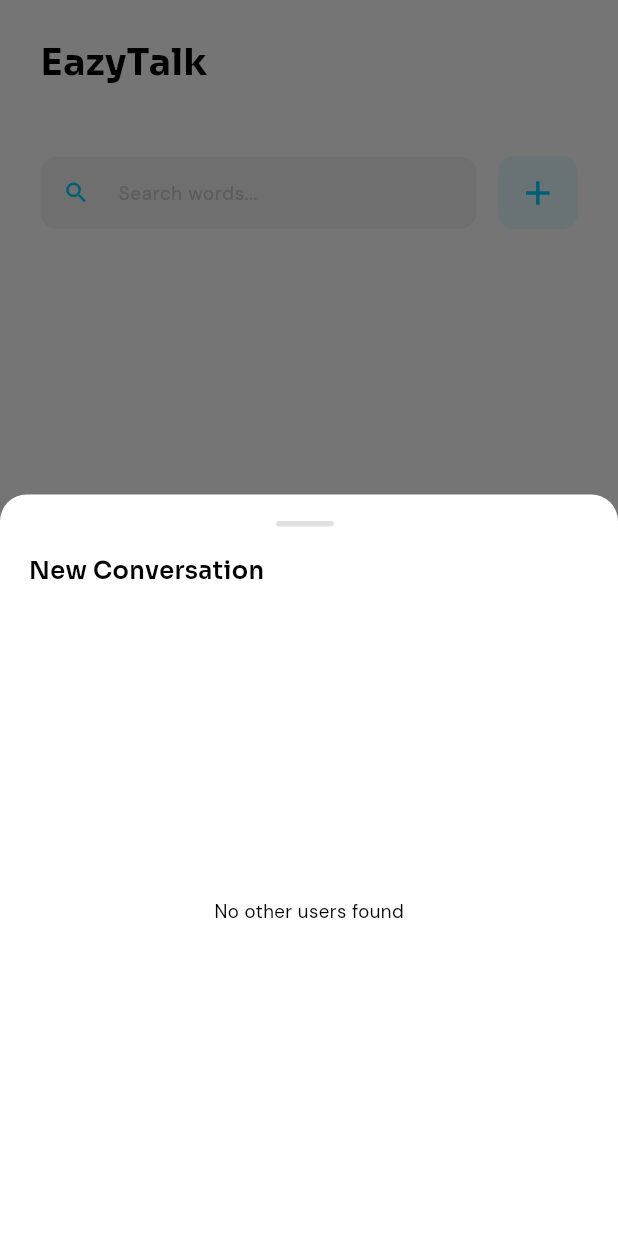
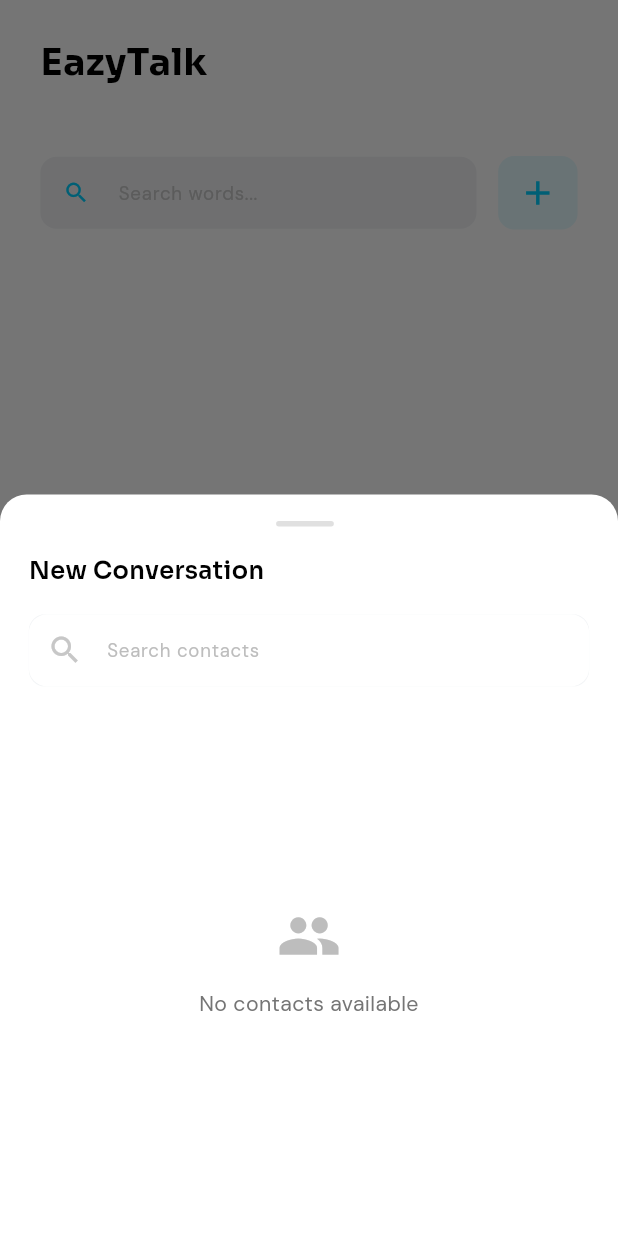
Before and after one commit to Mohammed-Kanbari/EazyTalk, a Flutter app: the Chatting screen opened directly, after a tap on the "add" icon, on a phone screen of 412 x 824 dp. Run offline on Flutter 3.47's test engine with Material 3 defaults, Android fonts, the phone set to English and light mode, and no system bars; our stand-ins replace cached_network_image, cloud_firestore, connectivity_plus, firebase_auth, firebase_core, flutter_screenutil and 8 more; accounts and stored records are empty.

Commit message:
a search for new conversation

```diff
--- a/lib/Screens/main_screens/chatting.dart
+++ b/lib/Screens/main_screens/chatting.dart
@@ -26,6 +26,7 @@ class _ChattingState extends State<Chatting> {
   final ChatService _chatService = ChatService();
   final UserService _userService = UserService();
   String _searchQuery = '';
+  String _newContactSearchQuery = '';
 
   // Stream subscription for better management
   late Stream<List<ConversationModel>> _conversationsStream;
@@ -35,12 +36,60 @@ class _ChattingState extends State<Chatting> {
   // Cache for user data to avoid repetitive Firestore queries
   final Map<String, Map<String, dynamic>> _userCache = {};
 
+  // List of all users for contact search
+  List<Map<String, dynamic>> _allUsers = [];
+  List<Map<String, dynamic>> _filteredUsers = [];
+
   @override
   void initState() {
     super.initState();
     // Initialize a stable stream reference
     _conversationsStream = _chatService.getConversations();
     print('Initialized conversations stream');
+
+    // Prefetch all users for the contact search
+    _fetchAllUsers();
+  }
+
+  // Fetch all users for contact search
+  Future<void> _fetchAllUsers() async {
+    try {
+      final users = await _userService.fetchAllUsers();
+      setState(() {
+        _allUsers = users;
+        _filteredUsers = users.where((user) =>
+          user['id'] != _chatService.currentUserId
+        ).toList();
+      });
+    } catch (e) {
+      print('Error fetching users: $e');
+    }
+  }
+
+  // Filter users based on search query
+  void _filterUsers(String query) {
+    if (query.isEmpty) {
+      setState(() {
+        _filteredUsers = _allUsers.where((user) =>
+          user['id'] != _chatService.currentUserId
+        ).toList();
+        _newContactSearchQuery = query;
+      });
+      return;
+    }
+
+    setState(() {
+      _newContactSearchQuery = query;
+      _filteredUsers = _allUsers.where((user) {
+        // Skip current user
+        if (user['id'] == _chatService.currentUserId) {
+          return false;
+        }
+
+        final userName = (user['userName'] ?? '').toLowerCase();
+        return userName.contains(query.toLowerCase());
+      }).toList();
+    });
   }
 
   @override
@@ -388,12 +437,21 @@ class _ChattingState extends State<Chatting> {
   // Show modal to select contact for new conversation
   void _showContactsModal() {
     final isDarkMode = Theme.of(context).brightness == Brightness.dark;
+    final textColor = AppColors.getTextPrimaryColor(context);
+    final hintColor = isDarkMode ? Colors.grey[600] : Colors.grey[400];
+
+    // Reset filtered users to show all contacts
+    setState(() {
+      _filteredUsers = _allUsers.where((user) =>
+        user['id'] != _chatService.currentUserId
+      ).toList();
+      _newContactSearchQuery = '';
+    });
 
     showModalBottomSheet(
       context: context,
       backgroundColor: isDarkMode ? const Color(0xFF1E1E1E) : Colors.white,
-      isScrollControlled:
-          true, // Make the modal take up to 90% of screen height
+      isScrollControlled: true, // Make the modal take up to 90% of screen height
       shape: RoundedRectangleBorder(
         borderRadius: BorderRadius.vertical(top: Radius.circular(20.r)),
       ),
@@ -407,6 +465,7 @@ class _ChattingState extends State<Chatting> {
           child: Column(
             crossAxisAlignment: CrossAxisAlignment.start,
             children: [
+              // Drag handle
               Container(
                 width: 40.w,
                 height: 4.h,
@@ -418,78 +477,95 @@ class _ChattingState extends State<Chatting> {
                   borderRadius: BorderRadius.circular(2.r),
                 ),
               ),
+
+              // Header
               Text(
                 'New Conversation',
                 style: TextStyle(
                   fontFamily: 'Sora',
                   fontSize: 18.sp,
                   fontWeight: FontWeight.w600,
-                  color: AppColors.getTextPrimaryColor(context),
+                  color: textColor,
                 ),
               ),
               SizedBox(height: 20.h),
+
+              // Search bar for contacts
+              Container(
+                decoration: BoxDecoration(
+                  color: isDarkMode ? const Color(0xFF2A2A2A) : AppColors.backgroundGrey,
+                  borderRadius: BorderRadius.circular(12.r),
+                ),
+                child: TextField(
+                  style: TextStyle(
+                    fontFamily: 'DM Sans',
+                    color: textColor,
+                    fontSize: 14.sp,
+                  ),
+                  onChanged: _filterUsers,
+                  decoration: InputDecoration(
+                    contentPadding: EdgeInsets.symmetric(horizontal: 14.w),
+                    prefixIcon: Icon(Icons.search, color: AppColors.iconGrey),
+                    hintText: 'Search contacts',
+                    hintStyle: TextStyle(
+                      fontFamily: 'DM Sans',
+                      color: hintColor,
+                      fontSize: 14.sp,
+                    ),
+                    border: OutlineInputBorder(
+                      borderSide: BorderSide.none,
+                      borderRadius: BorderRadius.circular(12),
+                    ),
+                  ),
+                ),
+              ),
+              SizedBox(height: 20.h),
+
+              // Contacts list
               Expanded(
-                child: FutureBuilder<List<Map<String, dynamic>>>(
-                  future: _userService.fetchAllUsers(),
-                  builder: (context, snapshot) {
-                    if (snapshot.connectionState == ConnectionState.waiting) {
-                      return Center(
-                        child: CircularProgressIndicator(
-                          color: AppColors.primary,
+                child: _buildContactsList(scrollController, isDarkMode, textColor),
+              ),
+            ],
+          ),
+        ),
       ),
     );
   }
 
-                    if (snapshot.hasError) {
+  // Build contacts list with search functionality
+  Widget _buildContactsList(ScrollController scrollController, bool isDarkMode, Color textColor) {
+    if (_filteredUsers.isEmpty) {
       return Center(
         child: Column(
           mainAxisAlignment: MainAxisAlignment.center,
           children: [
             Icon(
-                              Icons.error_outline,
-                              color: Colors.red,
-                              size: 40.sp,
+              _newContactSearchQuery.isEmpty ? Icons.people : Icons.search_off,
+              size: 48.sp,
+              color: isDarkMode ? Colors.grey[600] : Colors.grey[400],
             ),
-                            SizedBox(height: 10.h),
+            SizedBox(height: 16.h),
             Text(
-                              'Error loading users',
+              _newContactSearchQuery.isEmpty
+                  ? 'No contacts available'
+                  : 'No contacts matching "$_newContactSearchQuery"',
               style: TextStyle(
                 fontFamily: 'DM Sans',
-                                fontSize: 14.sp,
-                                color: AppColors.getTextPrimaryColor(context),
+                fontSize: 16.sp,
+                color: isDarkMode ? Colors.grey[400] : Colors.grey[600],
               ),
+              textAlign: TextAlign.center,
             ),
           ],
         ),
       );
     }
 
-                    final users = snapshot.data ?? [];
-
-                    if (users.isEmpty ||
-                        (users.length == 1 &&
-                            users[0]['id'] == _chatService.currentUserId)) {
-                      return Center(
-                        child: Text(
-                          'No other users found',
-                          style: TextStyle(
-                            fontFamily: 'DM Sans',
-                            fontSize: 14.sp,
-                            color: AppColors.getTextPrimaryColor(context),
-                          ),
-                        ),
-                      );
-                    }
-
     return ListView.builder(
       controller: scrollController,
-                      itemCount: users.length,
+      itemCount: _filteredUsers.length,
       itemBuilder: (context, index) {
-                        final user = users[index];
-                        // Skip current user
-                        if (user['id'] == _chatService.currentUserId) {
-                          return const SizedBox.shrink();
-                        }
+        final user = _filteredUsers[index];
 
         return ListTile(
           contentPadding: EdgeInsets.symmetric(
@@ -523,20 +599,12 @@ class _ChattingState extends State<Chatting> {
               fontFamily: 'DM Sans',
               fontSize: 16.sp,
               fontWeight: FontWeight.w500,
-                              color: AppColors.getTextPrimaryColor(context),
+              color: textColor,
             ),
           ),
           onTap: () => _createAndNavigateToConversation(user),
         );
       },
-                    );
-                  },
-                ),
-              ),
-            ],
-          ),
-        ),
-      ),
     );
   }
 
```
Lines whose indentation alone changed are shown as unchanged.
